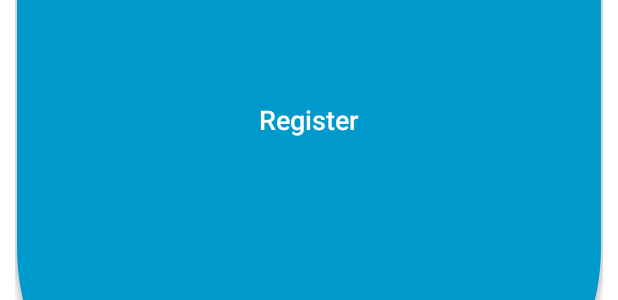
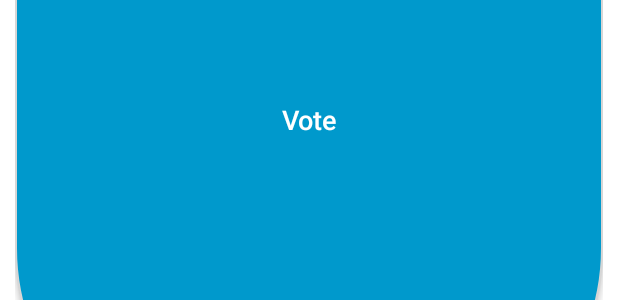
Before and after one commit to WangEric-95/PAYouthVote, an Android app: the layout fragment_tab_bar_2.xml on its own in the app's theme, with its tools: preview values and no code run, on a phone screen of 412 x 824 dp. Shown: the part 747-1047 px from the top of the screen. Run offline under Robolectric (Android 15) with nearby library versions, the phone set to English and light mode, and no system bars.

Commit message:
update for detail

```diff
--- a/app/src/main/res/layout/fragment_tab_bar_2.xml
+++ b/app/src/main/res/layout/fragment_tab_bar_2.xml
@@ -45,7 +45,7 @@
             android:layout_height="0dp"
             android:layout_weight="1"
             android:background="@drawable/bg_button"
-            android:text="Register"
+            android:text="Vote"
             android:textAllCaps="false"
             android:textColor="@color/white"
             android:textSize="18sp" />
```
